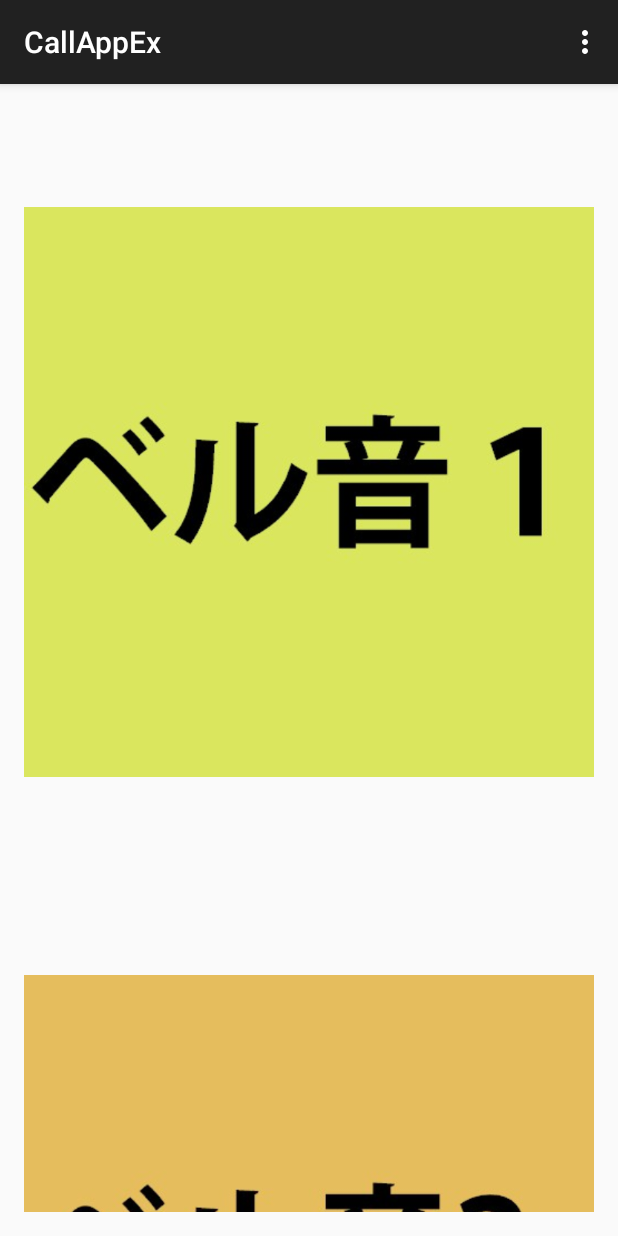
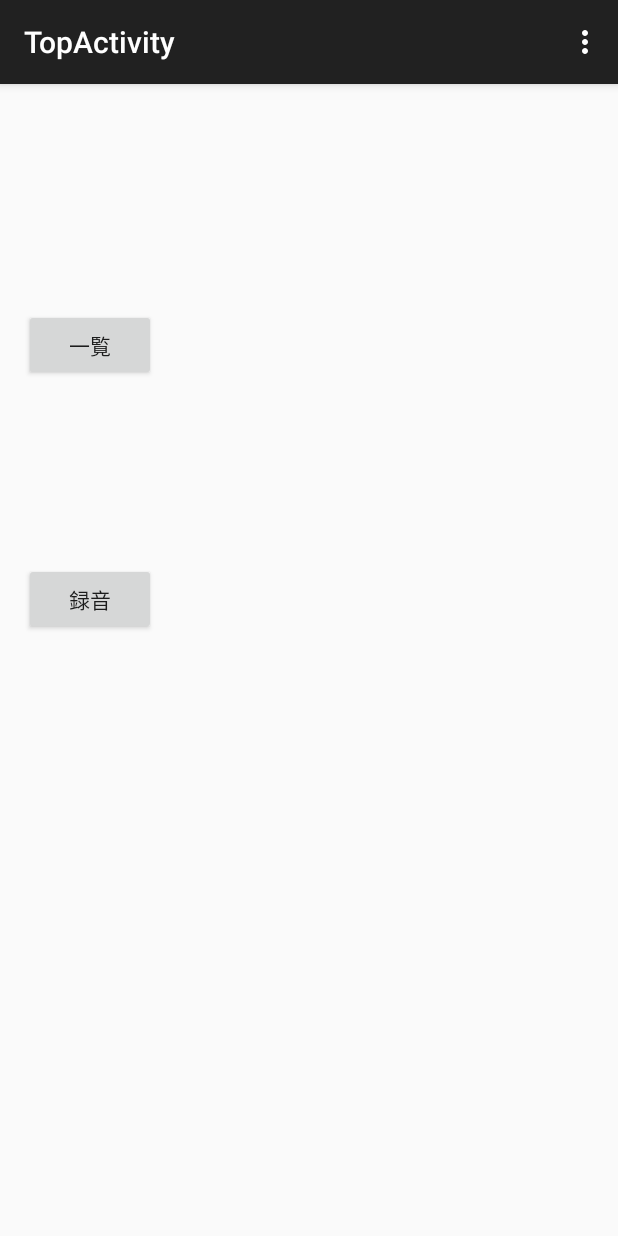
Before and after one commit to Meetan/CallAppEx, an Android app: the screen it shows after launch (MainActivity before the commit, TopActivity after it), on a phone screen of 412 x 824 dp. Run offline under Robolectric (Android 15) with nearby library versions, the light colour scheme and no system bars.

Commit message:
録音ができません

```diff
--- /dev/null
+++ b/app/src/main/java/com/example/miyuu/callappex/TopActivity.java
@@ -0,0 +1,52 @@
+package com.example.miyuu.callappex;
+
+import android.content.Intent;
+import android.support.v7.app.ActionBarActivity;
+import android.os.Bundle;
+import android.view.Menu;
+import android.view.MenuItem;
+import android.view.View;
+
+
+public class TopActivity extends ActionBarActivity {
+
+    @Override
+    protected void onCreate(Bundle savedInstanceState) {
+        super.onCreate(savedInstanceState);
+        setContentView(R.layout.activity_top);
+    }
+
+    public void all (View v) {
+        Intent intent = new Intent(this, MainActivity.class);
+        startActivity(intent);
+    }
+
+    public void rec (View v) {
+        Intent intent = new Intent(this, RecordActivity.class);
+        startActivity(intent);
+    }
+
+
+
+    @Override
+    public boolean onCreateOptionsMenu(Menu menu) {
+        // Inflate the menu; this adds items to the action bar if it is present.
+        getMenuInflater().inflate(R.menu.menu_top, menu);
+        return true;
+    }
+
+    @Override
+    public boolean onOptionsItemSelected(MenuItem item) {
+        // Handle action bar item clicks here. The action bar will
+        // automatically handle clicks on the Home/Up button, so long
+        // as you specify a parent activity in AndroidManifest.xml.
+        int id = item.getItemId();
+
+        //noinspection SimplifiableIfStatement
+        if (id == R.id.action_settings) {
+            return true;
+        }
+
+        return super.onOptionsItemSelected(item);
+    }
+}
--- /dev/null
+++ b/app/src/main/res/layout/activity_top.xml
@@ -0,0 +1,29 @@
+<RelativeLayout xmlns:android="http://schemas.android.com/apk/res/android"
+                xmlns:tools="http://schemas.android.com/tools"
+                android:layout_width="match_parent"
+                android:layout_height="match_parent"
+                android:paddingLeft="@dimen/activity_horizontal_margin"
+                android:paddingRight="@dimen/activity_horizontal_margin"
+                android:paddingTop="@dimen/activity_vertical_margin"
+                android:paddingBottom="@dimen/activity_vertical_margin"
+                tools:context="com.example.miyuu.callappex.TopActivity">
+
+    <Button
+        android:layout_width="wrap_content"
+        android:layout_height="wrap_content"
+        android:text="一覧"
+        android:id="@+id/button7"
+        android:layout_marginTop="134dp"
+        android:onClick="all"/>
+
+    <Button
+        android:layout_width="wrap_content"
+        android:layout_height="wrap_content"
+        android:text="録音"
+        android:id="@+id/button8"
+        android:layout_below="@+id/button7"
+        android:layout_alignStart="@+id/button7"
+        android:layout_marginTop="121dp"
+        android:onClick="rec"/>
+
+</RelativeLayout>
--- /dev/null
+++ b/app/src/main/res/menu/menu_top.xml
@@ -0,0 +1,9 @@
+<menu xmlns:android="http://schemas.android.com/apk/res/android"
+      xmlns:app="http://schemas.android.com/apk/res-auto"
+      xmlns:tools="http://schemas.android.com/tools"
+      tools:context="com.example.miyuu.callappex.TopActivity">
+    <item android:id="@+id/action_settings"
+          android:title="@string/action_settings"
+          android:orderInCategory="100"
+          app:showAsAction="never"/>
+</menu>
--- a/app/src/main/res/values/strings.xml
+++ b/app/src/main/res/values/strings.xml
@@ -4,4 +4,7 @@
     <string name="hello_world">Hello world!</string>
     <string name="action_settings">Settings</string>
     <string name="title_activity_adapter">AdapterActivity</string>
+    <string name="title_activity_rec">RecActivity</string>
+    <string name="title_activity_record">RecordActivity</string>
+    <string name="title_activity_top">TopActivity</string>
 </resources>
```
Also changed, not shown: app/src/main/AndroidManifest.xml (+16 -2 lines), app/src/main/java/com/example/miyuu/callappex/RecordActivity.java (added, +91 -0 lines), app/src/main/res/layout/activity_record.xml (added, +31 -0 lines), app/src/main/res/menu/menu_rec.xml (added, +9 -0 lines), app/src/main/res/menu/menu_record.xml (added, +9 -0 lines).
